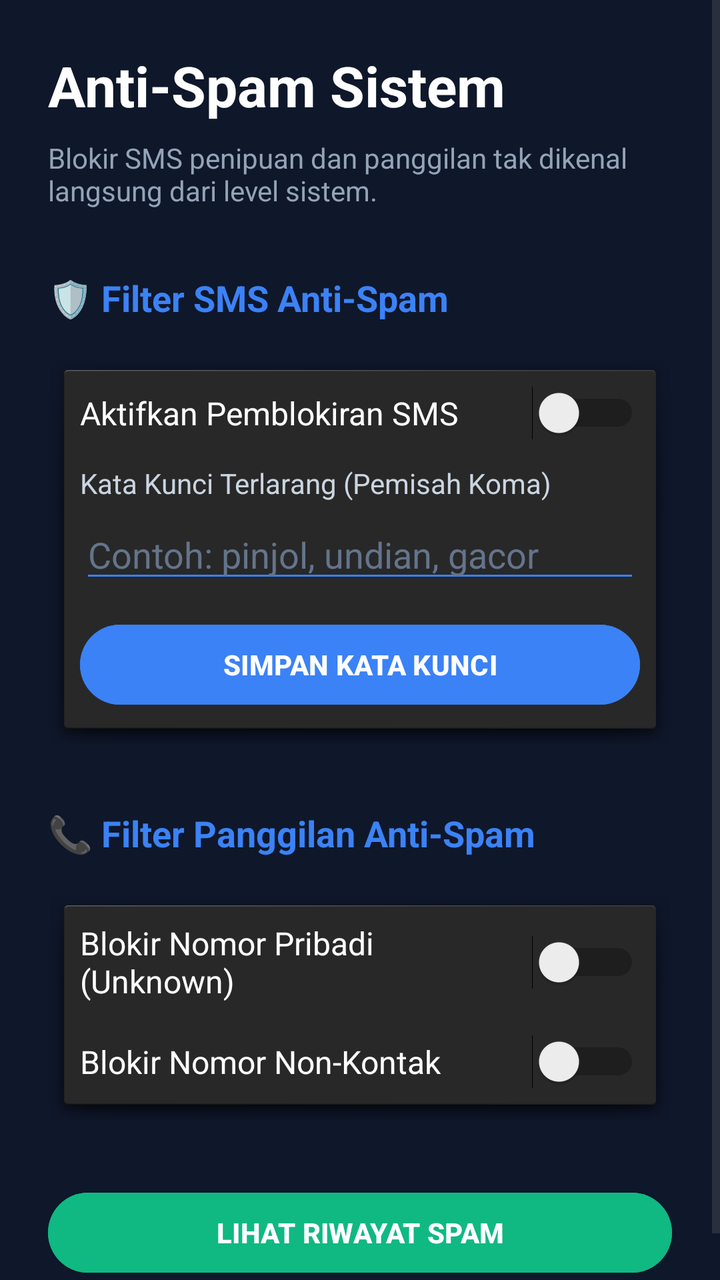
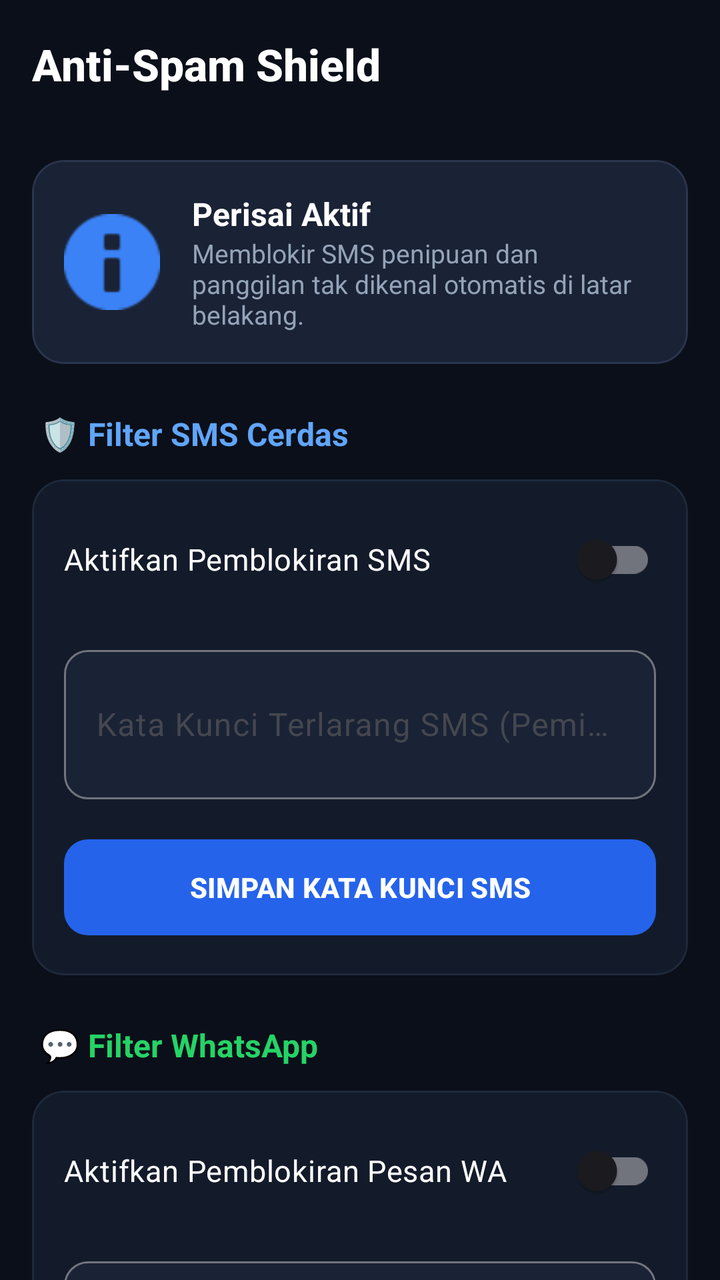

An Android layout rendered at two revisions. The XML below is the earlier revision; the diff shows what the commit changed to produce the second picture.
<!-- AndroidManifest.xml: activity theme Theme.Material3.DynamicColors.DayNight.NoActionBar -->
<!-- res/layout/activity_anti_spam.xml -->
<?xml version="1.0" encoding="utf-8"?>
<ScrollView xmlns:android="http://schemas.android.com/apk/res/android"
    android:layout_width="match_parent"
    android:layout_height="match_parent"
    android:background="#0F172A">

    <LinearLayout
        android:layout_width="match_parent"
        android:layout_height="wrap_content"
        android:orientation="vertical"
        android:padding="24dp">

        <TextView
            android:layout_width="wrap_content"
            android:layout_height="wrap_content"
            android:text="Anti-Spam Sistem"
            android:textColor="#FFFFFF"
            android:textSize="28sp"
            android:textStyle="bold"
            android:layout_marginBottom="8dp" />

        <TextView
            android:layout_width="wrap_content"
            android:layout_height="wrap_content"
            android:text="Blokir SMS penipuan dan panggilan tak dikenal langsung dari level sistem."
            android:textColor="#94A3B8"
            android:textSize="14sp"
            android:layout_marginBottom="32dp" />

        
        <TextView
            android:layout_width="wrap_content"
            android:layout_height="wrap_content"
            android:text="🛡️ Filter SMS Anti-Spam"
            android:textColor="#3B82F6"
            android:textSize="18sp"
            android:textStyle="bold"
            android:layout_marginBottom="16dp" />

        <LinearLayout
            android:layout_width="match_parent"
            android:layout_height="wrap_content"
            android:background="@android:drawable/dialog_holo_dark_frame"
            android:orientation="vertical"
            android:padding="16dp"
            android:layout_marginBottom="32dp">

            <Switch
                android:id="@+id/switch_sms"
                android:layout_width="match_parent"
                android:layout_height="wrap_content"
                android:text="Aktifkan Pemblokiran SMS"
                android:textColor="#FFFFFF"
                android:textSize="16sp"
                android:layout_marginBottom="12dp" />

            <TextView
                android:layout_width="wrap_content"
                android:layout_height="wrap_content"
                android:text="Kata Kunci Terlarang (Pemisah Koma)"
                android:textColor="#CBD5E1"
                android:textSize="14sp"
                android:layout_marginBottom="4dp" />

            <EditText
                android:id="@+id/input_keywords"
                android:layout_width="match_parent"
                android:layout_height="wrap_content"
                android:textColor="#FFFFFF"
                android:textColorHint="#64748B"
                android:hint="Contoh: pinjol, undian, gacor"
                android:backgroundTint="#3B82F6"
                android:layout_marginBottom="12dp" />

            <Button
                android:id="@+id/btn_save_sms"
                android:layout_width="match_parent"
                android:layout_height="wrap_content"
                android:text="SIMPAN KATA KUNCI"
                android:textColor="#FFFFFF"
                android:backgroundTint="#3B82F6"
                android:textStyle="bold" />
        </LinearLayout>

        
        <TextView
            android:layout_width="wrap_content"
            android:layout_height="wrap_content"
            android:text="📞 Filter Panggilan Anti-Spam"
            android:textColor="#3B82F6"
            android:textSize="18sp"
            android:textStyle="bold"
            android:layout_marginBottom="16dp" />

        <LinearLayout
            android:layout_width="match_parent"
            android:layout_height="wrap_content"
            android:background="@android:drawable/dialog_holo_dark_frame"
            android:orientation="vertical"
            android:padding="16dp"
            android:layout_marginBottom="32dp">

            <Switch
                android:id="@+id/switch_call_hidden"
                android:layout_width="match_parent"
                android:layout_height="wrap_content"
                android:text="Blokir Nomor Pribadi (Unknown)"
                android:textColor="#FFFFFF"
                android:textSize="16sp"
                android:layout_marginBottom="16dp" />

            <Switch
                android:id="@+id/switch_call_non_contacts"
                android:layout_width="match_parent"
                android:layout_height="wrap_content"
                android:text="Blokir Nomor Non-Kontak"
                android:textColor="#FFFFFF"
                android:textSize="16sp" />
        </LinearLayout>

        <Button
            android:id="@+id/btn_log"
            android:layout_width="match_parent"
            android:layout_height="wrap_content"
            android:text="LIHAT RIWAYAT SPAM"
            android:textColor="#FFFFFF"
            android:backgroundTint="#10B981"
            android:textStyle="bold" />

    </LinearLayout>
</ScrollView>
<!-- resources referenced by this layout -->
<resources>

</resources>

<!-- the commit's change to res/layout/activity_anti_spam.xml (unified diff, before → after) -->
@@ -1,131 +1,300 @@
 <?xml version="1.0" encoding="utf-8"?>
-<ScrollView xmlns:android="http://schemas.android.com/apk/res/android"
+<androidx.coordinatorlayout.widget.CoordinatorLayout xmlns:android="http://schemas.android.com/apk/res/android"
+    xmlns:app="http://schemas.android.com/apk/res-auto"
     android:layout_width="match_parent"
     android:layout_height="match_parent"
-    android:background="#0F172A">
-
-    <LinearLayout
+    android:background="#0B0F19"> 
+
+    <com.google.android.material.appbar.AppBarLayout
         android:layout_width="match_parent"
         android:layout_height="wrap_content"
-        android:orientation="vertical"
-        android:padding="24dp">
-
-        <TextView
-            android:layout_width="wrap_content"
-            android:layout_height="wrap_content"
-            android:text="Anti-Spam Sistem"
-            android:textColor="#FFFFFF"
-            android:textSize="28sp"
-            android:textStyle="bold"
-            android:layout_marginBottom="8dp" />
-
-        <TextView
-            android:layout_width="wrap_content"
-            android:layout_height="wrap_content"
-            android:text="Blokir SMS penipuan dan panggilan tak dikenal langsung dari level sistem."
-            android:textColor="#94A3B8"
-            android:textSize="14sp"
-            android:layout_marginBottom="32dp" />
-
-        
-        <TextView
-            android:layout_width="wrap_content"
-            android:layout_height="wrap_content"
-            android:text="🛡️ Filter SMS Anti-Spam"
-            android:textColor="#3B82F6"
-            android:textSize="18sp"
-            android:textStyle="bold"
-            android:layout_marginBottom="16dp" />
+        android:background="#00000000"
+        app:elevation="0dp">
+
+        <androidx.appcompat.widget.Toolbar
+            android:layout_width="match_parent"
+            android:layout_height="?attr/actionBarSize">
+            
+            <TextView
+                android:layout_width="wrap_content"
+                android:layout_height="wrap_content"
+                android:text="Anti-Spam Shield"
+                android:textColor="#FFFFFF"
+                android:textSize="22sp"
+                android:textStyle="bold"
+                android:fontFamily="sans-serif-medium"/>
+        </androidx.appcompat.widget.Toolbar>
+    </com.google.android.material.appbar.AppBarLayout>
+
+    <androidx.core.widget.NestedScrollView
+        android:layout_width="match_parent"
+        android:layout_height="match_parent"
+        app:layout_behavior="@string/appbar_scrolling_view_behavior">
 
         <LinearLayout
             android:layout_width="match_parent"
             android:layout_height="wrap_content"
-            android:background="@android:drawable/dialog_holo_dark_frame"
             android:orientation="vertical"
-            android:padding="16dp"
-            android:layout_marginBottom="32dp">
-
-            <Switch
-                android:id="@+id/switch_sms"
-                android:layout_width="match_parent"
-                android:layout_height="wrap_content"
-                android:text="Aktifkan Pemblokiran SMS"
-                android:textColor="#FFFFFF"
-                android:textSize="16sp"
-                android:layout_marginBottom="12dp" />
-
+            android:padding="16dp">
+
+            
+            <com.google.android.material.card.MaterialCardView
+                android:layout_width="match_parent"
+                android:layout_height="wrap_content"
+                android:layout_marginBottom="24dp"
+                app:cardBackgroundColor="#1A2235"
+                app:cardCornerRadius="16dp"
+                app:cardElevation="0dp"
+                app:strokeWidth="1dp"
+                app:strokeColor="#2A354E">
+
+                <LinearLayout
+                    android:layout_width="match_parent"
+                    android:layout_height="wrap_content"
+                    android:orientation="horizontal"
+                    android:padding="16dp"
+                    android:gravity="center_vertical">
+
+                    <ImageView
+                        android:layout_width="48dp"
+                        android:layout_height="48dp"
+                        android:src="@android:drawable/ic_dialog_info"
+                        app:tint="#3B82F6"/>
+
+                    <LinearLayout
+                        android:layout_width="match_parent"
+                        android:layout_height="wrap_content"
+                        android:orientation="vertical"
+                        android:layout_marginStart="16dp">
+                        <TextView
+                            android:layout_width="wrap_content"
+                            android:layout_height="wrap_content"
+                            android:text="Perisai Aktif"
+                            android:textColor="#FFFFFF"
+                            android:textStyle="bold"
+                            android:textSize="16sp"/>
+                        <TextView
+                            android:layout_width="wrap_content"
+                            android:layout_height="wrap_content"
+                            android:text="Memblokir SMS penipuan dan panggilan tak dikenal otomatis di latar belakang."
+                            android:textColor="#94A3B8"
+                            android:textSize="13sp"/>
+                    </LinearLayout>
+                </LinearLayout>
+            </com.google.android.material.card.MaterialCardView>
+
+            
             <TextView
                 android:layout_width="wrap_content"
                 android:layout_height="wrap_content"
-                android:text="Kata Kunci Terlarang (Pemisah Koma)"
-                android:textColor="#CBD5E1"
-                android:textSize="14sp"
-                android:layout_marginBottom="4dp" />
-
-            <EditText
-                android:id="@+id/input_keywords"
-                android:layout_width="match_parent"
-                android:layout_height="wrap_content"
-                android:textColor="#FFFFFF"
-                android:textColorHint="#64748B"
-                android:hint="Contoh: pinjol, undian, gacor"
-                android:backgroundTint="#3B82F6"
-                android:layout_marginBottom="12dp" />
-
-            <Button
-                android:id="@+id/btn_save_sms"
-                android:layout_width="match_parent"
-                android:layout_height="wrap_content"
-                android:text="SIMPAN KATA KUNCI"
-                android:textColor="#FFFFFF"
-                android:backgroundTint="#3B82F6"
-                android:textStyle="bold" />
+                android:text="🛡️ Filter SMS Cerdas"
+                android:textColor="#60A5FA"
+                android:textSize="16sp"
+                android:textStyle="bold"
+                android:layout_marginBottom="12dp"
+                android:layout_marginStart="4dp"/>
+
+            <com.google.android.material.card.MaterialCardView
+                android:layout_width="match_parent"
+                android:layout_height="wrap_content"
+                android:layout_marginBottom="24dp"
+                app:cardBackgroundColor="#131B2A"
+                app:cardCornerRadius="16dp"
+                app:cardElevation="0dp"
+                app:strokeWidth="1dp"
+                app:strokeColor="#1E293B">
+
+                <LinearLayout
+                    android:layout_width="match_parent"
+                    android:layout_height="wrap_content"
+                    android:orientation="vertical"
+                    android:padding="16dp">
+
+                    <com.google.android.material.switchmaterial.SwitchMaterial
+                        android:id="@+id/switch_sms"
+                        android:layout_width="match_parent"
+                        android:layout_height="wrap_content"
+                        android:text="Aktifkan Pemblokiran SMS"
+                        android:textColor="#FFFFFF"
+                        android:textSize="15sp"
+                        app:useMaterialThemeColors="true"
+                        android:layout_marginBottom="16dp" />
+
+                    <com.google.android.material.textfield.TextInputLayout
+                        android:layout_width="match_parent"
+                        android:layout_height="wrap_content"
+                        android:hint="Kata Kunci Terlarang SMS (Pemisah Koma)"
+                        app:boxBackgroundColor="#1A2235"
+                        app:boxCornerRadiusTopStart="12dp"
+                        app:boxCornerRadiusTopEnd="12dp"
+                        app:boxCornerRadiusBottomStart="12dp"
+                        app:boxCornerRadiusBottomEnd="12dp"
+                        app:hintTextColor="#60A5FA"
+                        android:layout_marginBottom="16dp">
+
+                        <com.google.android.material.textfield.TextInputEditText
+                            android:id="@+id/input_keywords"
+                            android:layout_width="match_parent"
+                            android:layout_height="wrap_content"
+                            android:textColor="#FFFFFF"
+                            android:inputType="textMultiLine"
+                            android:minLines="2" />
+                    </com.google.android.material.textfield.TextInputLayout>
+
+                    <com.google.android.material.button.MaterialButton
+                        android:id="@+id/btn_save_sms"
+                        android:layout_width="match_parent"
+                        android:layout_height="56dp"
+                        android:text="SIMPAN KATA KUNCI SMS"
+                        android:textColor="#FFFFFF"
+                        android:textStyle="bold"
+                        app:backgroundTint="#2563EB"
+                        app:cornerRadius="12dp"/>
+                </LinearLayout>
+            </com.google.android.material.card.MaterialCardView>
+
+            
+            <TextView
+                android:layout_width="wrap_content"
+                android:layout_height="wrap_content"
+                android:text="💬 Filter WhatsApp"
+                android:textColor="#25D366"
+                android:textSize="16sp"
+                android:textStyle="bold"
+                android:layout_marginBottom="12dp"
+                android:layout_marginStart="4dp"/>
+
+            <com.google.android.material.card.MaterialCardView
+                android:layout_width="match_parent"
+                android:layout_height="wrap_content"
+                android:layout_marginBottom="24dp"
+                app:cardBackgroundColor="#131B2A"
+                app:cardCornerRadius="16dp"
+                app:cardElevation="0dp"
+                app:strokeWidth="1dp"
+                app:strokeColor="#1E293B">
+
+                <LinearLayout
+                    android:layout_width="match_parent"
+                    android:layout_height="wrap_content"
+                    android:orientation="vertical"
+                    android:padding="16dp">
+
+                    <com.google.android.material.switchmaterial.SwitchMaterial
+                        android:id="@+id/switch_wa"
+                        android:layout_width="match_parent"
+                        android:layout_height="wrap_content"
+                        android:text="Aktifkan Pemblokiran Pesan WA"
+                        android:textColor="#FFFFFF"
+                        android:textSize="15sp"
+                        app:useMaterialThemeColors="true"
+                        android:layout_marginBottom="16dp" />
+
+                    <com.google.android.material.textfield.TextInputLayout
+                        android:layout_width="match_parent"
+                        android:layout_height="wrap_content"
+                        android:hint="Kata Kunci Terlarang WA (Pemisah Koma)"
+                        app:boxBackgroundColor="#1A2235"
+                        app:boxCornerRadiusTopStart="12dp"
+                        app:boxCornerRadiusTopEnd="12dp"
+                        app:boxCornerRadiusBottomStart="12dp"
+                        app:boxCornerRadiusBottomEnd="12dp"
+                        app:hintTextColor="#25D366"
+                        android:layout_marginBottom="16dp">
+
+                        <com.google.android.material.textfield.TextInputEditText
+                            android:id="@+id/input_wa_keywords"
+                            android:layout_width="match_parent"
+                            android:layout_height="wrap_content"
+                            android:textColor="#FFFFFF"
+                            android:inputType="textMultiLine"
+                            android:minLines="2" />
+                    </com.google.android.material.textfield.TextInputLayout>
+
+                    <com.google.android.material.button.MaterialButton
+                        android:id="@+id/btn_save_wa"
+                        android:layout_width="match_parent"
+                        android:layout_height="56dp"
+                        android:text="SIMPAN KATA KUNCI WA"
+                        android:textColor="#FFFFFF"
+                        android:textStyle="bold"
+                        app:backgroundTint="#075E54"
+                        app:cornerRadius="12dp"/>
+                </LinearLayout>
+            </com.google.android.material.card.MaterialCardView>
+
+            
+            <TextView
+                android:layout_width="wrap_content"
+                android:layout_height="wrap_content"
+                android:text="📞 Filter Panggilan Pribadi"
+                android:textColor="#34D399"
+                android:textSize="16sp"
+                android:textStyle="bold"
+                android:layout_marginBottom="12dp"
+                android:layout_marginStart="4dp"/>
+
+            <com.google.android.material.card.MaterialCardView
+                android:layout_width="match_parent"
+                android:layout_height="wrap_content"
+                android:layout_marginBottom="32dp"
+                app:cardBackgroundColor="#131B2A"
+                app:cardCornerRadius="16dp"
+                app:cardElevation="0dp"
+                app:strokeWidth="1dp"
+                app:strokeColor="#1E293B">
+
+                <LinearLayout
+                    android:layout_width="match_parent"
+                    android:layout_height="wrap_content"
+                    android:orientation="vertical"
+                    android:padding="16dp">
+
+                    <com.google.android.material.switchmaterial.SwitchMaterial
+                        android:id="@+id/switch_call_hidden"
+                        android:layout_width="match_parent"
+                        android:layout_height="wrap_content"
+                        android:text="Blokir Nomor Pribadi (Unknown)"
+                        android:textColor="#FFFFFF"
+                        android:textSize="15sp"
+                        app:useMaterialThemeColors="false"
+                        android:layout_marginBottom="16dp" />
+
+                    <com.google.android.material.switchmaterial.SwitchMaterial
+                        android:id="@+id/switch_call_non_contacts"
+                        android:layout_width="match_parent"
+                        android:layout_height="wrap_content"
+                        android:text="Blokir Nomor Non-Kontak"
+                        android:textColor="#FFFFFF"
+                        android:textSize="15sp"
+                        app:useMaterialThemeColors="false" />
+                </LinearLayout>
+            </com.google.android.material.card.MaterialCardView>
+
+            
+            <com.google.android.material.button.MaterialButton
+                android:id="@+id/btn_log"
+                style="@style/Widget.MaterialComponents.Button.OutlinedButton"
+                android:layout_width="match_parent"
+                android:layout_height="64dp"
+                android:text="LIHAT RIWAYAT SPAM"
+                android:textColor="#F472B6"
+                app:strokeColor="#F472B6"
+                app:strokeWidth="2dp"
+                android:textStyle="bold"
+                app:cornerRadius="16dp"
+                app:icon="@android:drawable/ic_menu_recent_history"
+                app:iconTint="#F472B6"
+                app:iconGravity="textStart" />
+
+            <LinearLayout
+                android:id="@+id/container_spam_history"
+                android:layout_width="match_parent"
+                android:layout_height="wrap_content"
+                android:orientation="vertical"
+                android:layout_marginTop="16dp"
+                android:visibility="gone"/>
+
         </LinearLayout>
-
-        
-        <TextView
-            android:layout_width="wrap_content"
-            android:layout_height="wrap_content"
-            android:text="📞 Filter Panggilan Anti-Spam"
-            android:textColor="#3B82F6"
-            android:textSize="18sp"
-            android:textStyle="bold"
-            android:layout_marginBottom="16dp" />
-
-        <LinearLayout
-            android:layout_width="match_parent"
-            android:layout_height="wrap_content"
-            android:background="@android:drawable/dialog_holo_dark_frame"
-            android:orientation="vertical"
-            android:padding="16dp"
-            android:layout_marginBottom="32dp">
-
-            <Switch
-                android:id="@+id/switch_call_hidden"
-                android:layout_width="match_parent"
-                android:layout_height="wrap_content"
-                android:text="Blokir Nomor Pribadi (Unknown)"
-                android:textColor="#FFFFFF"
-                android:textSize="16sp"
-                android:layout_marginBottom="16dp" />
-
-            <Switch
-                android:id="@+id/switch_call_non_contacts"
-                android:layout_width="match_parent"
-                android:layout_height="wrap_content"
-                android:text="Blokir Nomor Non-Kontak"
-                android:textColor="#FFFFFF"
-                android:textSize="16sp" />
-        </LinearLayout>
-
-        <Button
-            android:id="@+id/btn_log"
-            android:layout_width="match_parent"
-            android:layout_height="wrap_content"
-            android:text="LIHAT RIWAYAT SPAM"
-            android:textColor="#FFFFFF"
-            android:backgroundTint="#10B981"
-            android:textStyle="bold" />
-
-    </LinearLayout>
-</ScrollView>
+    </androidx.core.widget.NestedScrollView>
+</androidx.coordinatorlayout.widget.CoordinatorLayout>
